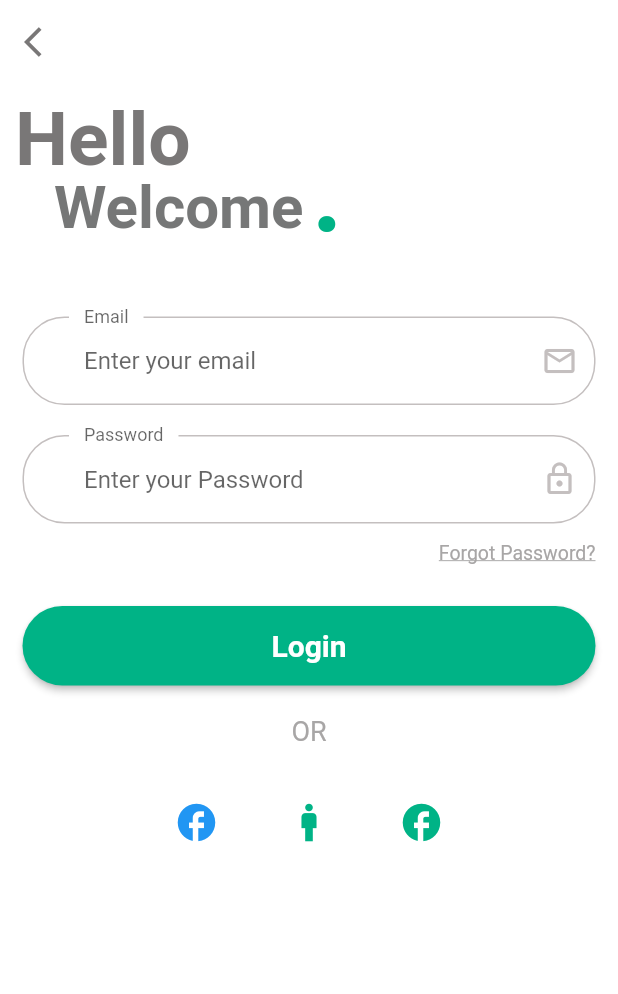
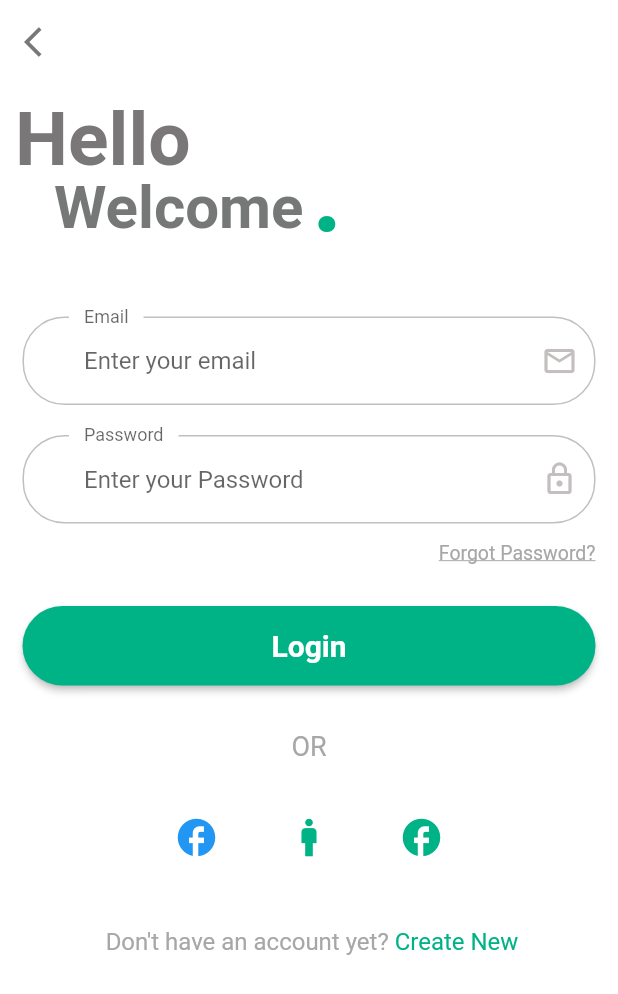
Before and after one commit to PremRai345/OeTravel, a Flutter app: the screen it shows after launch, after a tap on the "arrow forward" icon, on a phone screen of 412 x 824 dp. Shown: the top 994 px of the screen. Run offline on Flutter 3.47's test engine with Material 2 defaults, Android fonts, the light colour scheme and no system bars; our stand-ins replace lottie; Roboto replaces fonts that are missing (SanFrancisco, Segoe UI).

Commit message:
Bug fix and new text is added.
Some screen navigating bug is fixed and new text is added in login screen.

```diff
--- a/oe_travel/lib/Login-Register/login.dart
+++ b/oe_travel/lib/Login-Register/login.dart
@@ -1,4 +1,6 @@
 import 'package:flutter/material.dart';
+import 'package:oe_travel/Login-Register/forgot_password.dart';
+import 'package:oe_travel/Login-Register/signup.dart';
 
 class LoginScreen extends StatelessWidget {
   const LoginScreen({Key? key}) : super(key: key);
@@ -181,14 +183,27 @@ class _LoginFormState extends State<LoginForm> {
 
             Row(
               mainAxisAlignment: MainAxisAlignment.end,
-              children: const [
-                Text("Forgot Password?",
+              children: [
+                GestureDetector(
+                  child: const Text(
+                    "Forgot Password?",
                     style: TextStyle(
                       fontSize: 13,
                       fontFamily: "Segoe UI",
                       decoration: TextDecoration.underline,
                       color: Color.fromARGB(255, 168, 166, 166),
-                    )),
+                    ),
+                  ),
+                  //When user tap on forgot password navigate to forgot password screen
+                  onTap: () {
+                    Navigator.push(
+                      context,
+                      MaterialPageRoute(
+                        builder: (context) => ForgotPassword(),
+                      ),
+                    );
+                  },
+                ),
               ],
             ),
             const SizedBox(
@@ -218,7 +233,7 @@ class _LoginFormState extends State<LoginForm> {
               ),
             ),
             const SizedBox(
-              height: 20,
+              height: 30,
             ),
             const Text(
               "OR",
@@ -246,7 +261,7 @@ class _LoginFormState extends State<LoginForm> {
                     ),
                     color: const Color.fromARGB(255, 255, 255, 255),
                     border: Border.all(
-                      color: Color.fromARGB(255, 255, 255, 255),
+                      color: const Color.fromARGB(255, 255, 255, 255),
                       width: 1,
                     ),
                   ),
@@ -266,9 +281,9 @@ class _LoginFormState extends State<LoginForm> {
                     borderRadius: const BorderRadius.all(
                       Radius.circular(50),
                     ),
-                    color: Color.fromARGB(255, 255, 255, 255),
+                    color: const Color.fromARGB(255, 255, 255, 255),
                     border: Border.all(
-                      color: Color.fromARGB(255, 255, 255, 255),
+                      color: const Color.fromARGB(255, 255, 255, 255),
                       width: 1,
                     ),
                   ),
@@ -302,6 +317,46 @@ class _LoginFormState extends State<LoginForm> {
                 ),
               ],
             ),
+            const SizedBox(
+              height: 30,
+            ),
+            //Already have an account?
+            Column(
+              children: [
+                Row(
+                  mainAxisAlignment: MainAxisAlignment.center,
+                  children: [
+                    const Text(
+                      "Don't have an account yet?  ",
+                      textAlign: TextAlign.center,
+                      style: TextStyle(
+                        fontSize: 16,
+                        fontFamily: "Segoe UI",
+                        color: Color.fromARGB(255, 168, 166, 166),
+                      ),
+                    ),
+                    GestureDetector(
+                      child: const Text(
+                        "Create New",
+                        style: TextStyle(
+                          fontFamily: "Segoe UI",
+                          fontSize: 16,
+                          color: Color.fromARGB(255, 0, 179, 134),
+                        ),
+                      ),
+
+                      //When user click on Create New It will navigate to SignUp Page
+                      onTap: () {
+                        Navigator.push(
+                          context,
+                          MaterialPageRoute(builder: (context) => SignUp()),
+                        );
+                      },
+                    ),
+                  ],
+                ),
+              ],
+            ),
           ],
         ),
       ),
```
Also changed, not shown: oe_travel/lib/Login-Register/forgot_password.dart (added, +10 -0 lines), oe_travel/lib/Login-Register/signup.dart (added, +10 -0 lines).
